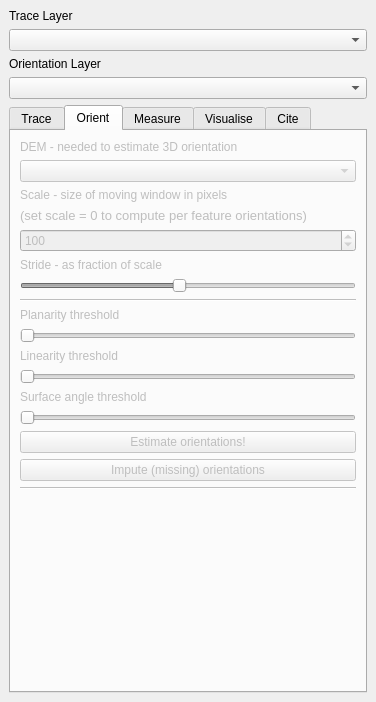
The window that geo_trace/geo_trace_dockwidget_base.ui (RichardQZeng/ForestLines) describes before a commit, drawn with Qt 5.
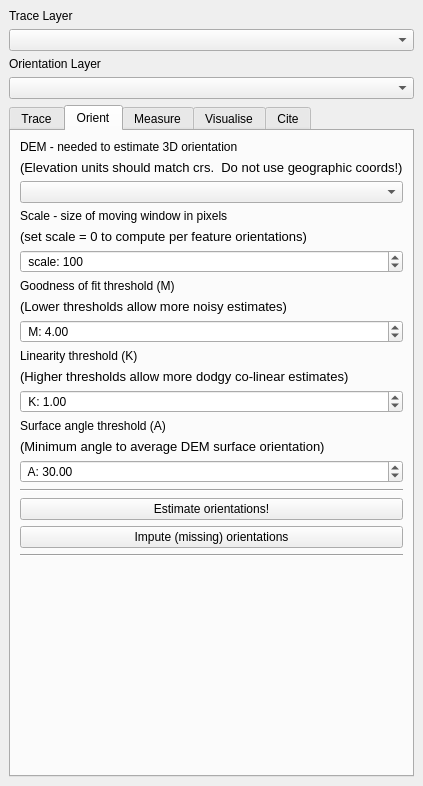
The same window after the commit. The open tabs and pages were chosen to show the change. Custom widgets are drawn as their Qt base class.

The edit to the form file:
```diff
--- a/geo_trace/geo_trace_dockwidget_base.ui
+++ b/geo_trace/geo_trace_dockwidget_base.ui
@@ -6,8 +6,8 @@
    <rect>
     <x>0</x>
     <y>0</y>
-    <width>376</width>
-    <height>702</height>
+    <width>389</width>
+    <height>786</height>
    </rect>
   </property>
   <property name="windowTitle">
@@ -31,6 +31,9 @@
     </item>
     <item row="4" column="0">
      <widget class="QTabWidget" name="tabbar">
+      <property name="enabled">
+       <bool>true</bool>
+      </property>
       <property name="tabShape">
        <enum>QTabWidget::Rounded</enum>
       </property>
@@ -256,7 +259,7 @@
       </widget>
       <widget class="QWidget" name="oriTab">
        <property name="enabled">
-        <bool>false</bool>
+        <bool>true</bool>
        </property>
        <attribute name="title">
         <string>Orient</string>
@@ -275,6 +278,18 @@
           </property>
          </widget>
         </item>
+        <item>
+         <widget class="QLabel" name="label_19">
+          <property name="font">
+           <font>
+            <pointsize>10</pointsize>
+           </font>
+          </property>
+          <property name="text">
+           <string>(Elevation units should match crs.  Do not use geographic coords!)</string>
+          </property>
+         </widget>
+        </item>
         <item>
          <widget class="QgsMapLayerComboBox" name="ot_dem"/>
         </item>
@@ -302,11 +317,14 @@
           <property name="toolTip">
            <string>If scale is zero then no moving window will be applied</string>
           </property>
+          <property name="prefix">
+           <string> scale: </string>
+          </property>
           <property name="decimals">
            <number>0</number>
           </property>
           <property name="minimum">
-           <double>3.000000000000000</double>
+           <double>0.000000000000000</double>
           </property>
           <property name="maximum">
            <double>10000.000000000000000</double>
@@ -316,76 +334,113 @@
           </property>
          </widget>
         </item>
-        <item>
-         <widget class="QLabel" name="label_16">
-          <property name="text">
-           <string>Stride - as fraction of scale</string>
-          </property>
-         </widget>
-        </item>
-        <item>
-         <widget class="QSlider" name="horizontalSlider_4">
-          <property name="minimum">
-           <number>5</number>
-          </property>
-          <property name="maximum">
-           <number>100</number>
-          </property>
-          <property name="singleStep">
-           <number>5</number>
-          </property>
-          <property name="value">
-           <number>50</number>
-          </property>
-          <property name="orientation">
-           <enum>Qt::Horizontal</enum>
-          </property>
-         </widget>
-        </item>
-        <item>
-         <widget class="Line" name="line_4">
-          <property name="orientation">
-           <enum>Qt::Horizontal</enum>
-          </property>
-         </widget>
-        </item>
         <item>
          <widget class="QLabel" name="label_12">
           <property name="text">
-           <string>Planarity threshold</string>
+           <string>Goodness of fit threshold (M)</string>
           </property>
          </widget>
         </item>
         <item>
-         <widget class="QSlider" name="horizontalSlider">
-          <property name="orientation">
-           <enum>Qt::Horizontal</enum>
+         <widget class="QLabel" name="label_16">
+          <property name="font">
+           <font>
+            <pointsize>10</pointsize>
+           </font>
+          </property>
+          <property name="text">
+           <string>&lt;html&gt;&lt;head/&gt;&lt;body&gt;&lt;p&gt;(Lower thresholds allow more noisy estimates) &lt;/p&gt;&lt;/body&gt;&lt;/html&gt;</string>
+          </property>
+         </widget>
+        </item>
+        <item>
+         <widget class="QDoubleSpinBox" name="ot_mthresh">
+          <property name="prefix">
+           <string> M: </string>
+          </property>
+          <property name="maximum">
+           <double>10.000000000000000</double>
+          </property>
+          <property name="singleStep">
+           <double>0.500000000000000</double>
+          </property>
+          <property name="value">
+           <double>4.000000000000000</double>
           </property>
          </widget>
         </item>
         <item>
          <widget class="QLabel" name="label_13">
           <property name="text">
-           <string>Linearity threshold</string>
+           <string>Linearity threshold (K)</string>
           </property>
          </widget>
         </item>
         <item>
-         <widget class="QSlider" name="horizontalSlider_2">
-          <property name="orientation">
-           <enum>Qt::Horizontal</enum>
+         <widget class="QLabel" name="label_17">
+          <property name="font">
+           <font>
+            <pointsize>10</pointsize>
+           </font>
+          </property>
+          <property name="text">
+           <string>(Higher thresholds allow more dodgy co-linear estimates) </string>
+          </property>
+         </widget>
+        </item>
+        <item>
+         <widget class="QDoubleSpinBox" name="ot_kthresh">
+          <property name="prefix">
+           <string> K: </string>
+          </property>
+          <property name="maximum">
+           <double>50.000000000000000</double>
+          </property>
+          <property name="singleStep">
+           <double>0.500000000000000</double>
+          </property>
+          <property name="value">
+           <double>1.000000000000000</double>
           </property>
          </widget>
         </item>
         <item>
          <widget class="QLabel" name="label_14">
           <property name="text">
-           <string>Surface angle threshold</string>
+           <string>Surface angle threshold (A)</string>
           </property>
          </widget>
         </item>
         <item>
-         <widget class="QSlider" name="horizontalSlider_3">
+         <widget class="QLabel" name="label_18">
+          <property name="font">
+           <font>
+            <pointsize>10</pointsize>
+           </font>
+          </property>
+          <property name="text">
+           <string>(Minimum angle to average DEM surface orientation)</string>
+          </property>
+         </widget>
+        </item>
+        <item>
+         <widget class="QDoubleSpinBox" name="ot_athresh">
+          <property name="prefix">
+           <string> A: </string>
+          </property>
+          <property name="maximum">
+           <double>90.000000000000000</double>
+          </property>
+          <property name="singleStep">
+           <double>5.000000000000000</double>
+          </property>
+          <property name="value">
+           <double>30.000000000000000</double>
+          </property>
+         </widget>
+        </item>
+        <item>
+         <widget class="Line" name="line_4">
           <property name="orientation">
            <enum>Qt::Horizontal</enum>
           </property>
```
Left out of the diff: 82 changed lines with no effect on the pictures.
